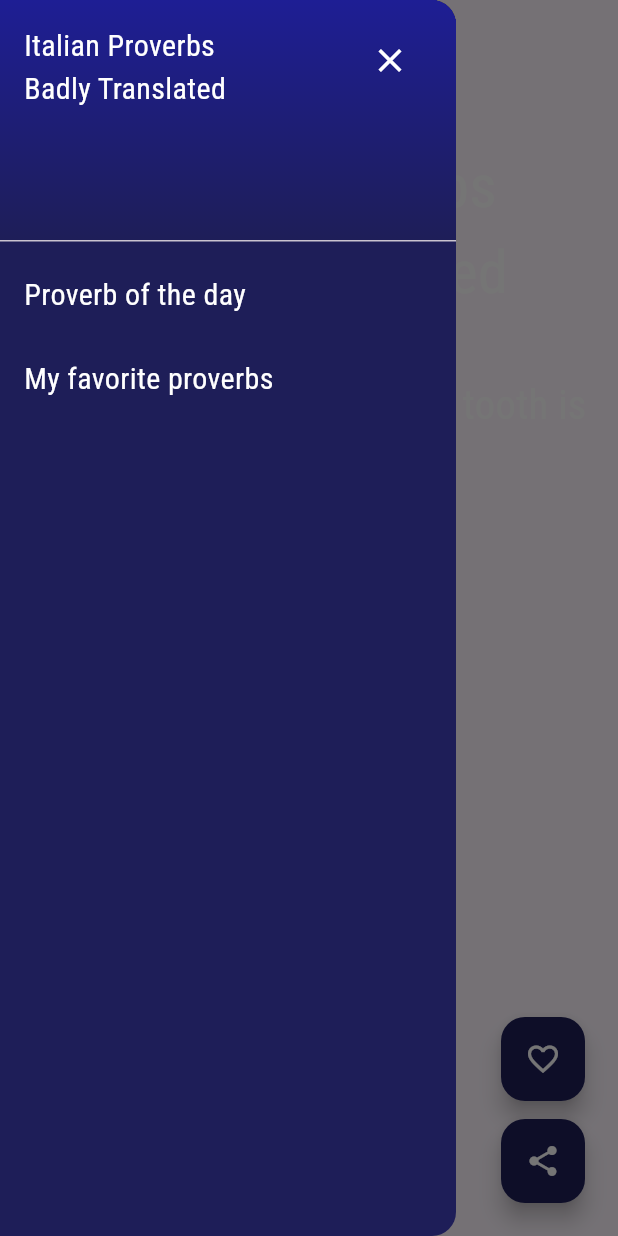
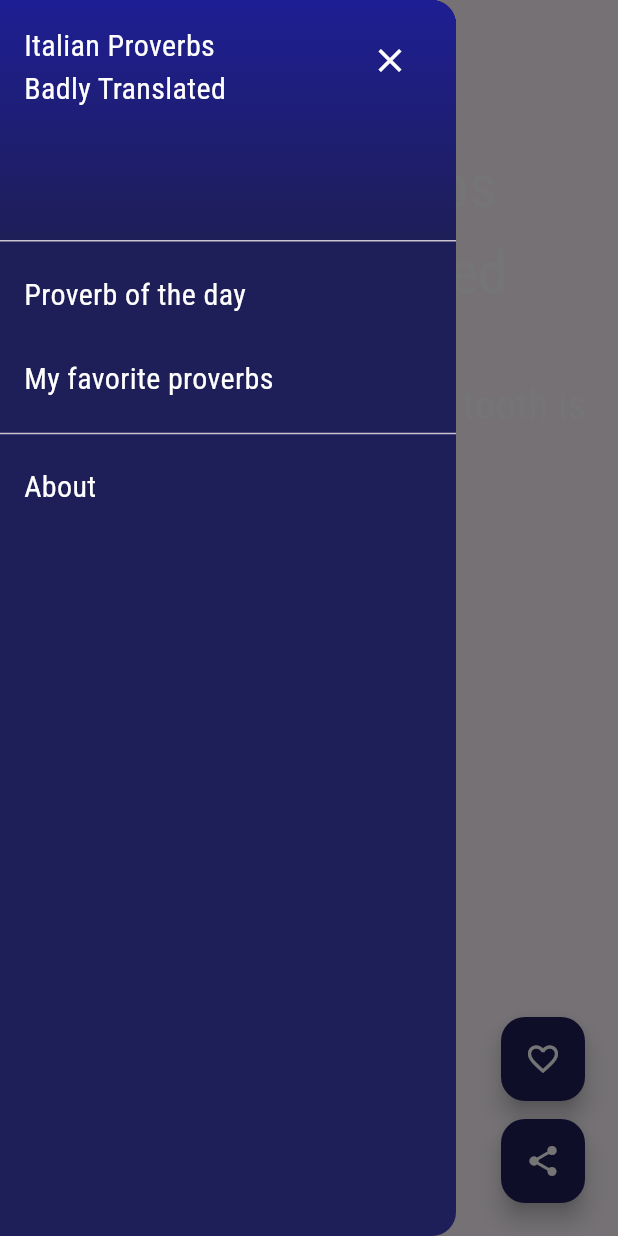
Before and after one commit to intoinside/ItalianProverbsBadlyTranslated, a Flutter app: the screen it shows after launch, after a tap on the "arrow right alt" icon, on a phone screen of 412 x 824 dp. Run offline on Flutter 3.47's test engine with Material 3 defaults, Android fonts, the phone set to English and light mode, and no system bars; our stand-ins replace google_fonts, package_info_plus, screenshot, share_plus, shared_preferences; missing offline and left inert: animate_gradient, overlay_toast_message.

Commit message:
Added about on drawer

```diff
--- a/lib/components/drawer_widget.dart
+++ b/lib/components/drawer_widget.dart
@@ -3,6 +3,7 @@ import 'package:italian_proverbs_badly_translated/screens/daily_proverb.dart';
 import 'package:italian_proverbs_badly_translated/screens/favorite_widget.dart';
 import 'package:italian_proverbs_badly_translated/config.dart';
 import 'package:italian_proverbs_badly_translated/utils.dart';
+import 'package:package_info_plus/package_info_plus.dart';
 
 class DrawerWidget extends StatefulWidget {
   final int selectedIndex;
@@ -14,6 +15,14 @@ class DrawerWidget extends StatefulWidget {
 
 class _DrawerWidgetState extends State<DrawerWidget> {
   int _selectedIndex = 0;
+  PackageInfo _packageInfo = PackageInfo(
+    appName: 'Unknown',
+    packageName: 'Unknown',
+    version: 'Unknown',
+    buildNumber: 'Unknown',
+    buildSignature: 'Unknown',
+    installerStore: 'Unknown',
+  );
 
   static const List<Widget> _widgetOptions = <Widget>[
     DailyProverbScreen(),
@@ -21,6 +30,19 @@ class _DrawerWidgetState extends State<DrawerWidget> {
   ];
 
   _DrawerWidgetState();
+
+  @override
+  void initState() {
+    super.initState();
+    _initPackageInfo();
+  }
+
+  Future<void> _initPackageInfo() async {
+    final info = await PackageInfo.fromPlatform();
+    setState(() {
+      _packageInfo = info;
+    });
+  }
 
   void _onItemTapped(int index) {
     setState(() {
@@ -71,7 +93,27 @@ class _DrawerWidgetState extends State<DrawerWidget> {
           }
           _onItemTapped(1);
         },
-      )
+      ),
+      const Divider(),
+      ListTile(
+          title: Text(
+            'About',
+            style: Theme.of(context).textTheme.bodyMedium!.copyWith(
+                color: Theme.of(context).colorScheme.onPrimary, fontSize: 20),
+          ),
+          onTap: () {
+            showAboutDialog(
+              context: context,
+              applicationIcon: Image.asset("assets/icon/icon.png", height: 32),
+              applicationName: Config.appTitle,
+              applicationVersion: _packageInfo.version,
+              children: <Widget>[
+                const Padding(
+                    padding: EdgeInsets.only(top: 15),
+                    child: Text('For complaining send me an email'))
+              ],
+            );
+          })
     ];
     childrenList.insert(
         0,
--- a/pubspec.yaml
+++ b/pubspec.yaml
@@ -44,6 +44,7 @@ dependencies:
   shared_preferences: ^2.2.2
   overlay_toast_message: ^1.0.2
   animate_gradient: ^0.0.2+1
+  package_info_plus: ^5.0.1
 
 dev_dependencies:
   flutter_launcher_icons: ^0.13.1
@@ -72,6 +73,7 @@ flutter_launcher_icons:
 flutter:
   assets:
     - assets/proverbs.txt
+    - assets/icon/icon.png
 
   # The following line ensures that the Material Icons font is
   # included with your application, so that you can use the icons in
```
Also changed, not shown: pubspec.lock.
